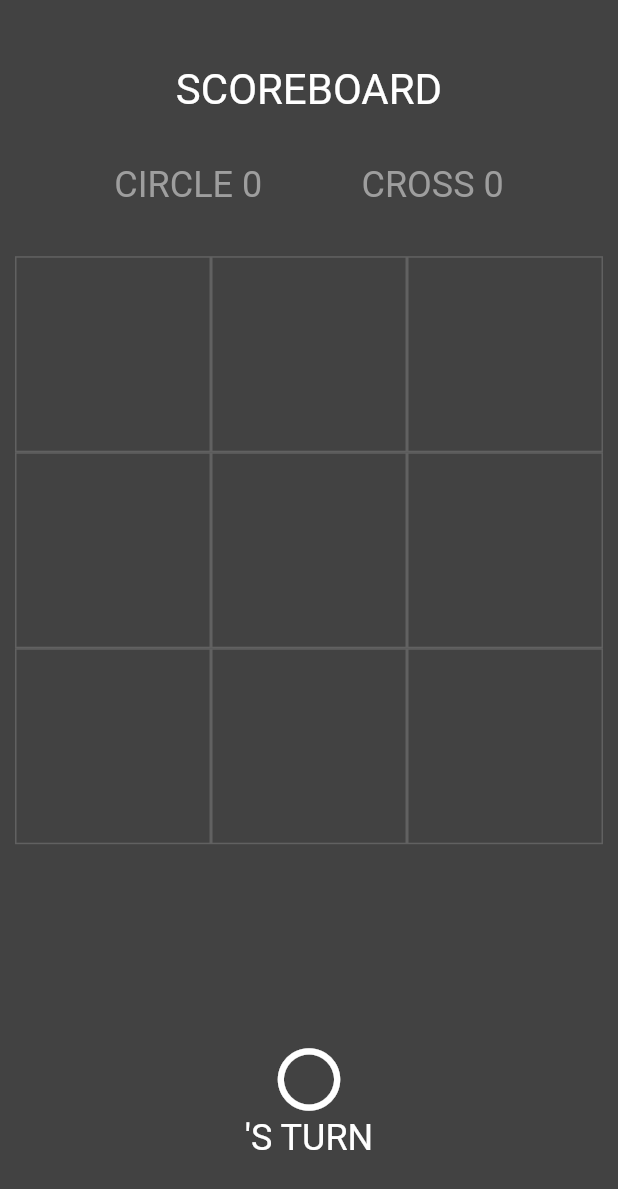
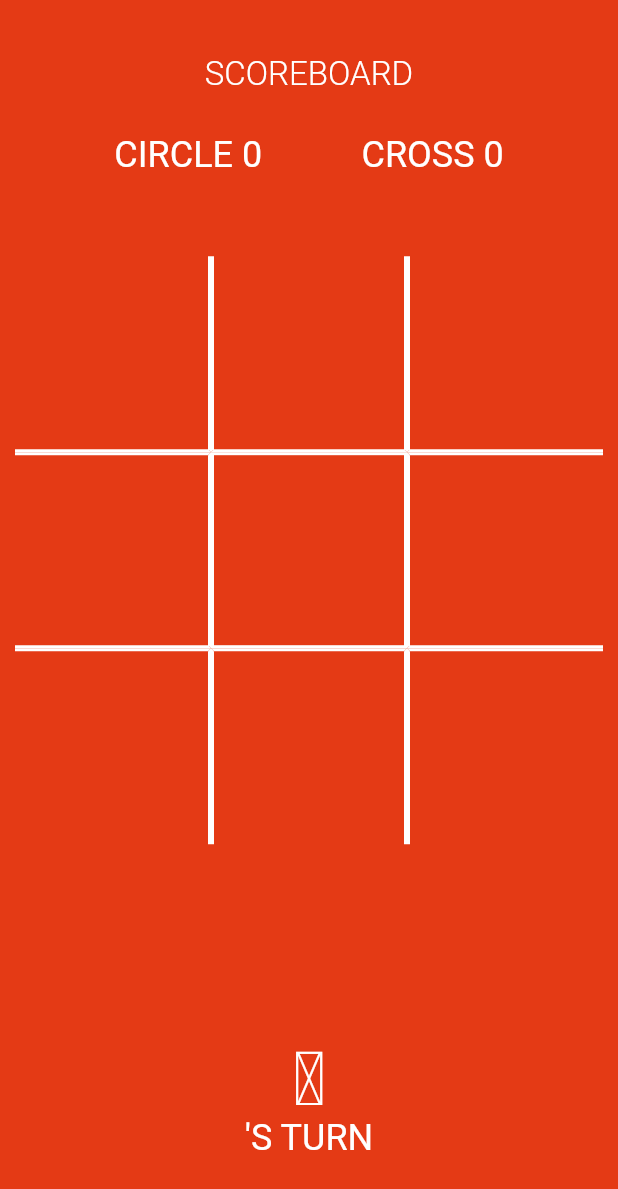
Before and after one commit to pieas-asif/TakTicToe, a Flutter app: the screen it shows after launch, on a phone screen of 412 x 824 dp. Shown: the top 1189 px of the screen. Run offline on Flutter 3.47's test engine with Material 2 defaults, Android fonts, the light colour scheme and no system bars.

Commit message:
Design and logic updated

```diff
--- a/lib/main.dart
+++ b/lib/main.dart
@@ -2,6 +2,18 @@ import 'package:flutter/material.dart';
 
 void main() {
   runApp(MyApp());
+}
+
+class TakTicFont {
+  TakTicFont._();
+
+  static const _kFontFam = 'TakTicFont';
+  static const String? _kFontPkg = null;
+
+  static const IconData cancel =
+      IconData(0xe800, fontFamily: _kFontFam, fontPackage: _kFontPkg);
+  static const IconData circle_empty =
+      IconData(0xf10c, fontFamily: _kFontFam, fontPackage: _kFontPkg);
 }
 
 class MyApp extends StatelessWidget {
@@ -11,7 +23,7 @@ class MyApp extends StatelessWidget {
     return MaterialApp(
       title: 'Tak Tic Toe',
       theme: ThemeData(
-        primarySwatch: Colors.grey,
+        primarySwatch: Colors.deepOrange,
       ),
       home: Home(),
     );
@@ -46,9 +58,9 @@ class _HomeState extends State<Home> {
     if (_marker[index] == null) {
       setState(() {
         if (oTurn) {
-          _marker[index] = Icons.circle_outlined;
+          _marker[index] = TakTicFont.circle_empty;
         } else {
-          _marker[index] = Icons.clear;
+          _marker[index] = TakTicFont.cancel;
         }
         oTurn = !oTurn;
         _checkWinCondition();
@@ -97,7 +109,7 @@ class _HomeState extends State<Home> {
   }
 
   void _showWinnerDialog(IconData winner) {
-    if (winner == Icons.clear) {
+    if (winner == TakTicFont.cancel) {
       setState(() {
         xWins += 1;
       });
@@ -133,8 +145,8 @@ class _HomeState extends State<Home> {
                     });
                     Navigator.pop(context);
                   },
-                  child: Text("PLAY AGAIN"),
-                  color: Colors.grey.shade200,
+                  child: Text("PLAY AGAIN", style: TextStyle(color: Colors.white,),),
+                  color: Color(0xFFe43a15),
                   padding: EdgeInsets.symmetric(vertical: 10, horizontal: 40),
                 ),
               ],
@@ -187,7 +199,7 @@ class _HomeState extends State<Home> {
   @override
   Widget build(BuildContext context) {
     return Scaffold(
-      backgroundColor: Colors.grey.shade800,
+      backgroundColor: Color(0xFFe43a15),
       body: SafeArea(
         child: Padding(
           padding: const EdgeInsets.all(10.0),
@@ -200,8 +212,9 @@ class _HomeState extends State<Home> {
                     Text(
                       "SCOREBOARD",
                       style: TextStyle(
-                        fontSize: 28,
+                        fontSize: 22,
                         color: Colors.white,
+                        fontWeight: FontWeight.w300,
                       ),
                     ),
                     Row(
@@ -212,49 +225,70 @@ class _HomeState extends State<Home> {
                           "CIRCLE " + oWins.toString(),
                           style: TextStyle(
                             fontSize: 24,
-                            color: oWins == xWins
-                                ? Colors.grey
-                                : xWins > oWins
-                                    ? Colors.red
-                                    : Colors.green,
+                            color: Colors.white,
+                            fontWeight: oWins > xWins ? FontWeight.bold : FontWeight.normal,
                           ),
                         ),
                         Text(
                           "CROSS " + xWins.toString(),
                           style: TextStyle(
                             fontSize: 24,
-                            color: oWins == xWins
-                                ? Colors.grey
-                                : oWins > xWins
-                                    ? Colors.red
-                                    : Colors.green,
+                            color:Colors.white,
+                            fontWeight: xWins > oWins ? FontWeight.bold : FontWeight.normal,
                           ),
                         ),
                       ],
                     ),
+                    SizedBox(),
                   ],
                 ),
               ),
               Expanded(
                 flex: 3,
                 child: GridView.builder(
+                    physics: NeverScrollableScrollPhysics(),
                     itemCount: 9,
                     gridDelegate: SliverGridDelegateWithFixedCrossAxisCount(
                         crossAxisCount: 3),
                     itemBuilder: (BuildContext context, int index) {
+                      Border? border;
+                      bool topRow = false;
+                      bool bottomRow = false;
+                      bool leftCol = false;
+                      bool rightCol = false;
+                      if (index == 0 || index == 1 || index == 2) {
+                        topRow = true;
+                      }
+                      if (index == 0 || index == 3 || index == 6) {
+                        leftCol = true;
+                      }
+                      if (index == 6 || index == 7 || index == 8) {
+                        bottomRow = true;
+                      }
+                      if (index == 2 || index == 5 || index == 8) {
+                        rightCol = true;
+                      }
+                      border = Border(
+                        top: topRow
+                            ? BorderSide.none
+                            : BorderSide(width: 2.0, color: Colors.white),
+                        left: leftCol
+                            ? BorderSide.none
+                            : BorderSide(width: 2.0, color: Colors.white),
+                        right: rightCol
+                            ? BorderSide.none
+                            : BorderSide(width: 2.0, color: Colors.white),
+                        bottom: bottomRow
+                            ? BorderSide.none
+                            : BorderSide(width: 2.0, color: Colors.white),
+                      );
                       return GestureDetector(
                         onTap: () {
                           _setMark(index);
                         },
                         child: Container(
                           decoration: BoxDecoration(
-                            border: Border.all(
-                                color: _marker[index] == null
-                                    ? Colors.grey.shade700
-                                    : Colors.grey.shade600),
-                            color: _marker[index] == null
-                                ? Colors.transparent
-                                : Colors.grey.shade700,
+                            border: border,
                           ),
                           child: Center(
                             child: _marker[index] != null
@@ -278,7 +312,7 @@ class _HomeState extends State<Home> {
                   mainAxisAlignment: MainAxisAlignment.center,
                   children: [
                     Icon(
-                      oTurn ? Icons.circle_outlined : Icons.clear,
+                      oTurn ? TakTicFont.circle_empty : TakTicFont.cancel,
                       size: 50,
                       color: Colors.white,
                     ),
```
